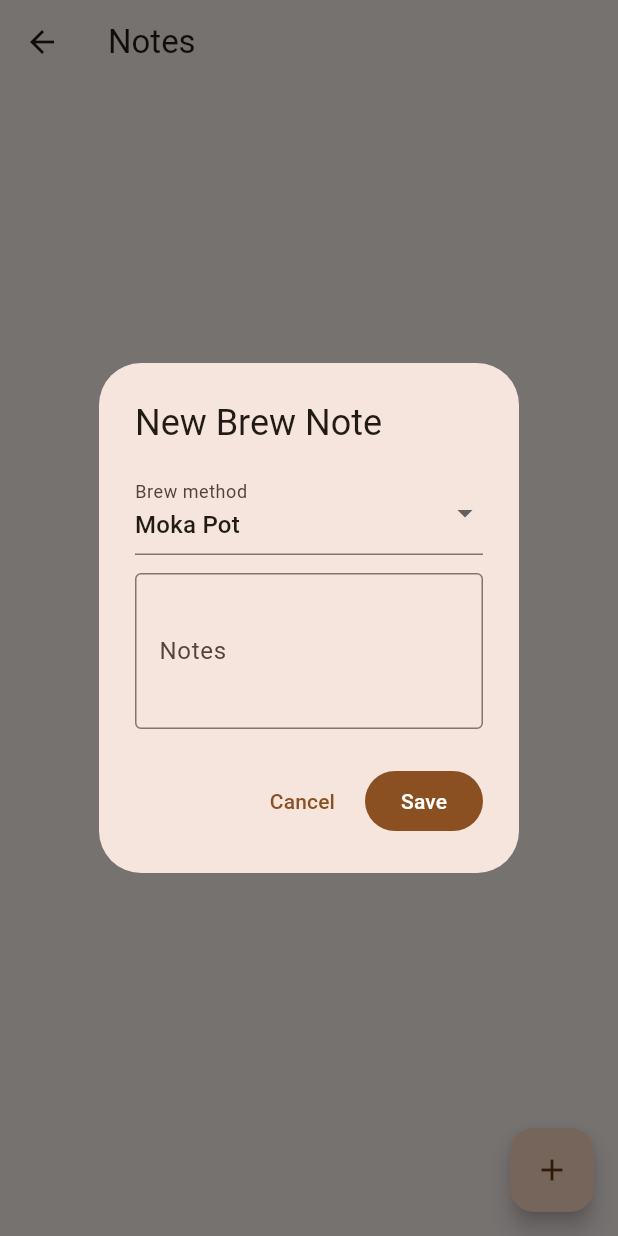
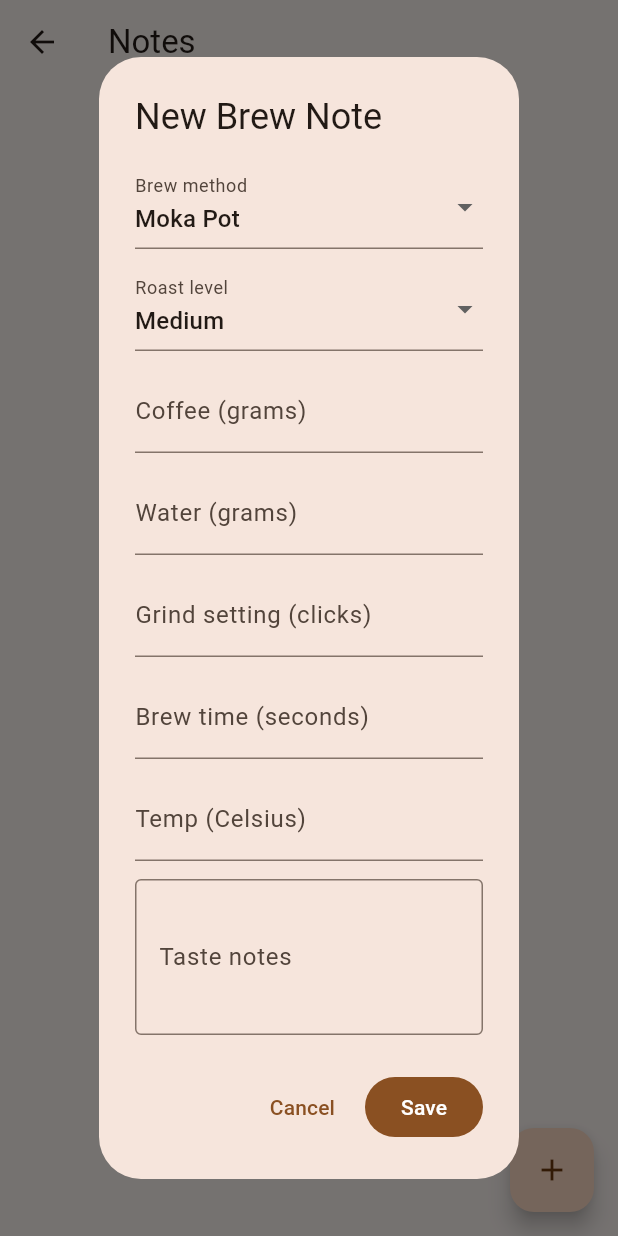
Before and after one commit to Blue-Cynic/Personal-Coffee-App, a Flutter app: the NotesScreen screen opened directly, after a tap on the "add" icon, on a phone screen of 412 x 824 dp. Run offline on Flutter 3.47's test engine with Material 3 defaults, Android fonts, the phone set to English and light mode, and no system bars; our stand-ins replace device_preview, hive_ce_flutter; accounts and stored records are empty.

Commit message:
Update - drastic overhaul of notes_screen (this took a while)

```diff
--- a/lib/screens/notes_screen.dart
+++ b/lib/screens/notes_screen.dart
@@ -1,13 +1,74 @@
 import 'package:flutter/material.dart';
+import 'package:hive_ce_flutter/hive_ce_flutter.dart';
 
 class BrewNote {
   final String brewMethod;
-  final String text;
+  final int coffeeGrams;
+  final int waterGrams;
+  final double ratio;
+  final String strengthLabel;
+  final String roastLevel;
+  final int grindSetting;
+  final int brewTimeSeconds;
+  final String tasteNotes;
+  final double tempCelsius;
+  final DateTime dateCreated;
 
   BrewNote({
     required this.brewMethod,
-    required this.text,
+    required this.coffeeGrams,
+    required this.waterGrams,
+    required this.ratio,
+    required this.strengthLabel,
+    required this.roastLevel,
+    required this.grindSetting,
+    required this.brewTimeSeconds,
+    required this.tasteNotes,
+    required this.tempCelsius,
+    required this.dateCreated,
   });
+
+  Map<String, dynamic> toMap() {
+    return {
+      'brewMethod': brewMethod,
+      'coffeeGrams': coffeeGrams,
+      'waterGrams': waterGrams,
+      'ratio': ratio,
+      'strengthLabel': strengthLabel,
+      'roastLevel': roastLevel,
+      'grindSetting': grindSetting,
+      'brewTimeSeconds': brewTimeSeconds,
+      'tasteNotes': tasteNotes,
+      'tempCelsius': tempCelsius,
+      'dateCreated': dateCreated.toIso8601String(),
+    };
+  }
+
+  factory BrewNote.fromMap(Map<dynamic, dynamic> map) {
+    return BrewNote(
+      brewMethod: map['brewMethod'] as String,
+      coffeeGrams: map['coffeeGrams'] as int,
+      waterGrams: map['waterGrams'] as int,
+      ratio: map['ratio'] as double,
+      strengthLabel: map['strengthLabel'] as String,
+      roastLevel: map['roastLevel'] as String,
+      grindSetting: map['grindSetting'] as int,
+      brewTimeSeconds: map['brewTimeSeconds'] as int,
+      tasteNotes: map['tasteNotes'] as String,
+      tempCelsius: (map['tempCelsius'] as num).toDouble(),
+      dateCreated: DateTime.parse(map['dateCreated'] as String),
+    );
+  }
+}
+
+String calculateStrengthLabel(double ratio) {
+  if (ratio <= 14) {
+    return 'Strong';
+  } else if (ratio <= 17) {
+    return 'Balanced';
+  } else {
+    return 'Mild';
+  }
 }
 
 class NotesScreen extends StatefulWidget {
@@ -18,44 +79,50 @@ class NotesScreen extends StatefulWidget {
 }
 
 class _NotesScreenState extends State<NotesScreen> {
-  final List<BrewNote> _notes = [];
+  final Box _notesBox = Hive.box('notes');
+
+  List<BrewNote> get _notes {
+    final notes = _notesBox.values
+        .map((rawMap) => BrewNote.fromMap(rawMap as Map))
+        .toList();
+
+    notes.sort((a, b) => b.dateCreated.compareTo(a.dateCreated));
+
+    return notes;
+  }
 
   void _addNote(BrewNote note) {
-    setState(() {
-      _notes.add(note);
-    });
+    _notesBox.add(note.toMap());
+    setState(() {});
   }
 
-  void _showAddNote() {
-    final controller = TextEditingController();
+  void _showAddNoteDialog() {
+    final coffeeController = TextEditingController();
+    final waterController = TextEditingController();
+    final grindController = TextEditingController();
+    final brewTimeController = TextEditingController();
+    final tempController = TextEditingController();
+    final tasteController = TextEditingController();
+
     String method = 'Moka Pot';
+    String roast = 'Medium';
 
     showDialog(
       context: context,
       builder: (dialogContext) {
         return AlertDialog(
           title: const Text('New Brew Note'),
-          content: Column(
+          content: SingleChildScrollView(
+            child: Column(
               mainAxisSize: MainAxisSize.min,
               children: [
                 DropdownButtonFormField<String>(
                   initialValue: method,
-                decoration: const InputDecoration(
-                  labelText: 'Brew method',
-                ),
+                  decoration: const InputDecoration(labelText: 'Brew method'),
                   items: const [
-                  DropdownMenuItem(
-                    value: 'Moka Pot',
-                    child: Text('Moka Pot'),
-                  ),
-                  DropdownMenuItem(
-                    value: 'French Press',
-                    child: Text('French Press'),
-                  ),
-                  DropdownMenuItem(
-                    value: 'Cold Brew',
-                    child: Text('Cold Brew'),
-                  ),
+                    DropdownMenuItem(value: 'Moka Pot', child: Text('Moka Pot')),
+                    DropdownMenuItem(value: 'French Press', child: Text('French Press')),
+                    DropdownMenuItem(value: 'Cold Brew', child: Text('Cold Brew')),
                   ],
                   onChanged: (value) {
                     if (value != null) {
@@ -64,15 +131,60 @@ class _NotesScreenState extends State<NotesScreen> {
                   },
                 ),
                 const SizedBox(height: 12),
+                DropdownButtonFormField<String>(
+                  initialValue: roast,
+                  decoration: const InputDecoration(labelText: 'Roast level'),
+                  items: const [
+                    DropdownMenuItem(value: 'Medium', child: Text('Medium')),
+                    DropdownMenuItem(value: 'Dark', child: Text('Dark')),
+                  ],
+                  onChanged: (value) {
+                    if (value != null) {
+                      roast = value;
+                    }
+                  },
+                ),
+                const SizedBox(height: 12),
                 TextField(
-                controller: controller,
+                  controller: coffeeController,
+                  keyboardType: TextInputType.number,
+                  decoration: const InputDecoration(labelText: 'Coffee (grams)'),
+                ),
+                const SizedBox(height: 12),
+                TextField(
+                  controller: waterController,
+                  keyboardType: TextInputType.number,
+                  decoration: const InputDecoration(labelText: 'Water (grams)'),
+                ),
+                const SizedBox(height: 12),
+                TextField(
+                  controller: grindController,
+                  keyboardType: TextInputType.number,
+                  decoration: const InputDecoration(labelText: 'Grind setting (clicks)'),
+                ),
+                const SizedBox(height: 12),
+                TextField(
+                  controller: brewTimeController,
+                  keyboardType: TextInputType.number,
+                  decoration: const InputDecoration(labelText: 'Brew time (seconds)'),
+                ),
+                const SizedBox(height: 12),
+                TextField(
+                  controller: tempController,
+                  keyboardType: TextInputType.number,
+                  decoration: const InputDecoration(labelText: 'Temp (Celsius)'),
+                ),
+                const SizedBox(height: 12),
+                TextField(
+                  controller: tasteController,
                   maxLines: 3,
                   decoration: const InputDecoration(
-                  labelText: 'Notes',
+                    labelText: 'Taste notes',
                     border: OutlineInputBorder(),
                   ),
                 ),
               ],
+            ),
           ),
           actions: [
             TextButton(
@@ -81,14 +193,31 @@ class _NotesScreenState extends State<NotesScreen> {
             ),
             FilledButton(
               onPressed: () {
-                final text = controller.text.trim();
+                final coffeeGrams = int.tryParse(coffeeController.text);
+                final waterGrams = int.tryParse(waterController.text);
+                final grindSetting = int.tryParse(grindController.text) ?? 0;
+                final brewTimeSeconds = int.tryParse(brewTimeController.text) ?? 0;
+                final tempCelsius = double.tryParse(tempController.text) ?? 0;
 
-                if (text.isEmpty) return;
+                if (coffeeGrams == null || waterGrams == null || coffeeGrams == 0) {
+                  return;
+                }
+
+                final ratio = waterGrams / coffeeGrams;
 
                 _addNote(
                   BrewNote(
                     brewMethod: method,
-                    text: text,
+                    coffeeGrams: coffeeGrams,
+                    waterGrams: waterGrams,
+                    ratio: ratio,
+                    strengthLabel: calculateStrengthLabel(ratio),
+                    roastLevel: roast,
+                    grindSetting: grindSetting,
+                    brewTimeSeconds: brewTimeSeconds,
+                    tasteNotes: tasteController.text.trim(),
+                    tempCelsius: tempCelsius,
+                    dateCreated: DateTime.now(),
                   ),
                 );
 
@@ -100,13 +229,19 @@ class _NotesScreenState extends State<NotesScreen> {
         );
       },
     ).then((_) {
-      controller.dispose();
+      coffeeController.dispose();
+      waterController.dispose();
+      grindController.dispose();
+      brewTimeController.dispose();
+      tempController.dispose();
+      tasteController.dispose();
     });
   }
 
   @override
   Widget build(BuildContext context) {
-    final hasNotes = _notes.isNotEmpty;
+    final notes = _notes;
+    final hasNotes = notes.isNotEmpty;
 
     return Scaffold(
       appBar: AppBar(
@@ -115,14 +250,19 @@ class _NotesScreenState extends State<NotesScreen> {
       body: hasNotes
           ? ListView.builder(
               padding: const EdgeInsets.all(16),
-              itemCount: _notes.length,
+              itemCount: notes.length,
               itemBuilder: (context, idx) {
-                final note = _notes[idx];
+                final note = notes[idx];
 
                 return Card(
                   child: ListTile(
-                    title: Text(note.brewMethod),
-                    subtitle: Text(note.text),
+                    title: Text(
+                      '${note.brewMethod} · ${note.ratio.toStringAsFixed(1)}',
+                    ),
+                    subtitle: Text(
+                      '${note.roastLevel} roast · ${note.grindSetting} clicks · ${note.strengthLabel}\n${note.tasteNotes}',
+                    ),
+                    isThreeLine: true,
                   ),
                 );
               },
@@ -137,7 +277,7 @@ class _NotesScreenState extends State<NotesScreen> {
               ),
             ),
       floatingActionButton: FloatingActionButton(
-        onPressed: _showAddNote,
+        onPressed: _showAddNoteDialog,
         child: const Icon(Icons.add),
       ),
     );
```
Lines whose indentation alone changed are shown as unchanged.
